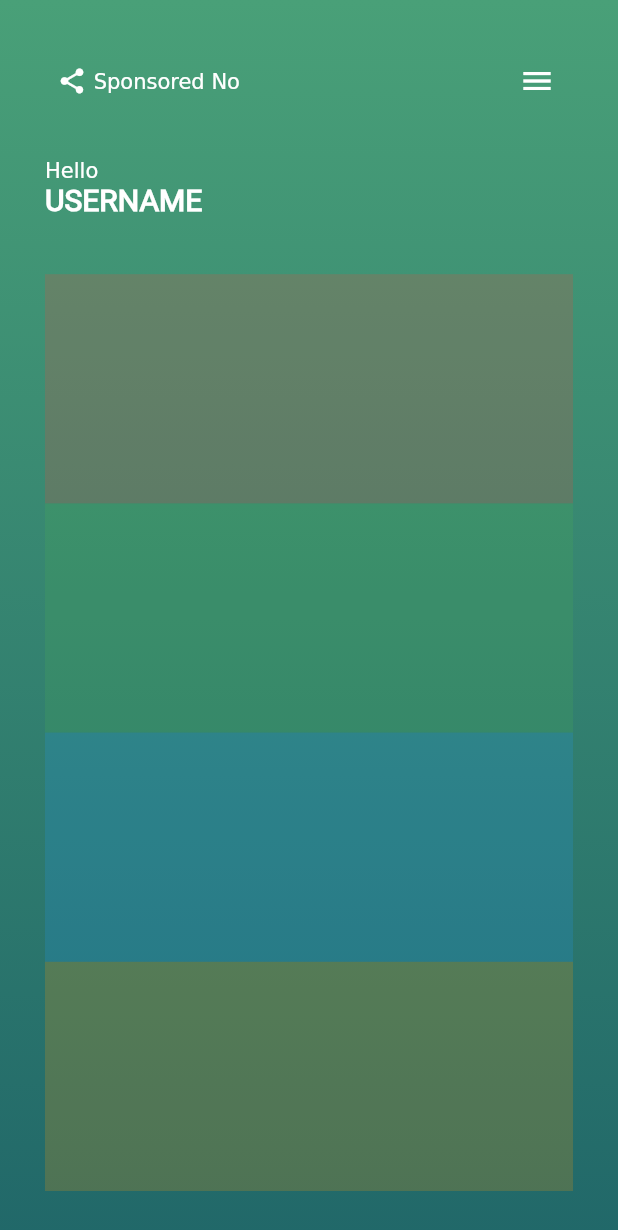
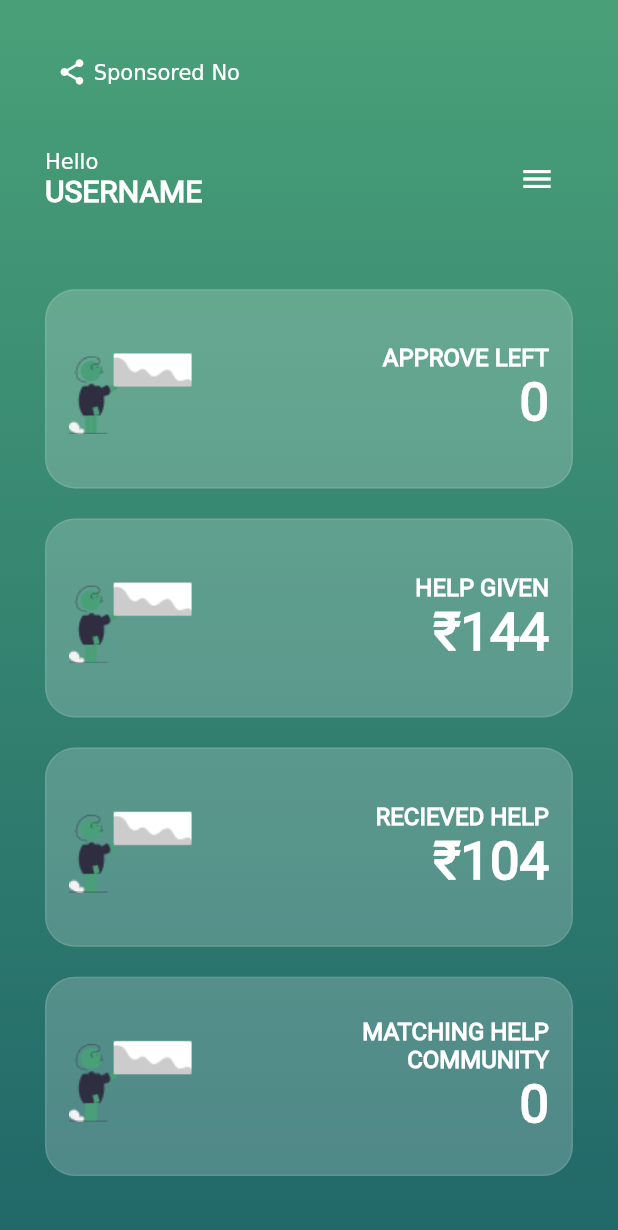
Before and after one commit to Santa160/nkgroup_app, a Flutter app: the screen it shows after launch, on a phone screen of 412 x 824 dp. Shown: the top 1230 px of the screen. Run offline on Flutter 3.47's test engine with Material 2 defaults, Android fonts, the phone set to English and light mode, and no system bars; our stand-ins replace auto_route; missing offline and left inert: country_calling_code_picker.

Commit message:
home screen

```diff
--- /dev/null
+++ b/lib/src/core/assets.dart
@@ -0,0 +1,11 @@
+class Assets {
+  const Assets._();
+
+  static const image = Images();
+}
+
+class Images {
+  const Images();
+
+  final img = 'assets/img.png';
+}
--- /dev/null
+++ b/lib/src/fake data/fake_data.dart
@@ -0,0 +1,77 @@
+import 'package:flutter/material.dart';
+
+class FakeData {
+  FakeData._();
+
+  static const List<Map<String, dynamic>> drawerlist = [
+    {
+      "title": "Dashboard",
+      "icon": Icon(
+        Icons.dashboard,
+        color: Colors.white,
+      )
+    },
+    {
+      "title": "My Profile",
+      "icon": Icon(
+        Icons.people,
+        color: Colors.white,
+      )
+    },
+    {
+      "title": "Add New Member",
+      "icon": Icon(
+        Icons.people,
+        color: Colors.white,
+      )
+    },
+    {
+      "title": "Payment Method",
+      "icon": Icon(
+        Icons.people,
+        color: Colors.white,
+      )
+    },
+    {
+      "title": "Change Password",
+      "icon": Icon(
+        Icons.people,
+        color: Colors.white,
+      )
+    },
+    {
+      "title": "My Referrals",
+      "icon": Icon(
+        Icons.people,
+        color: Colors.white,
+      )
+    },
+    {
+      "title": "Fund Raised",
+      "icon": Icon(
+        Icons.people,
+        color: Colors.white,
+      )
+    },
+    {
+      "title": "Statement",
+      "icon": Icon(
+        Icons.people,
+        color: Colors.white,
+      )
+    },
+    {
+      "title": "Message",
+      "icon": Icon(
+        Icons.people,
+        color: Colors.white,
+      )
+    },
+  ];
+  static const List<Map<String, dynamic>> dashboardData = [
+    {"title": "Approve Left", "count": "0", "img": ""},
+    {"title": "Help Given", "count": "₹144", "img": ""},
+    {"title": "Recieved Help", "count": "₹104", "img": ""},
+    {"title": "Matching Help Community", "count": "0", "img": ""},
+  ];
+}
--- a/lib/src/pages/home.dart
+++ b/lib/src/pages/home.dart
@@ -1,14 +1,62 @@
 import 'package:flutter/material.dart';
+import 'package:nkgroup/src/core/app.config.dart';
+import 'package:nkgroup/src/core/assets.dart';
 import 'package:nkgroup/src/core/gaps.dart';
 import 'package:nkgroup/src/core/reuseable/bg.dart';
+import 'package:nkgroup/src/fake%20data/fake_data.dart';
 
-class HomePage extends StatelessWidget {
+class HomePage extends StatefulWidget {
   const HomePage({super.key});
 
+  @override
+  State<HomePage> createState() => _HomePageState();
+}
+
+class _HomePageState extends State<HomePage> {
+  final GlobalKey<ScaffoldState> _key = GlobalKey();
   @override
   Widget build(BuildContext context) {
     return BackgroundWrapper(
         child: Scaffold(
+      key: _key,
+      drawer: Drawer(
+        // Add a ListView to the drawer. This ensures the user can scroll
+        // through the options in the drawer if there isn't enough vertical
+        // space to fit everything.
+        child: BackgroundWrapper(
+          child: SafeArea(
+            child: Padding(
+                padding:
+                    const EdgeInsets.symmetric(horizontal: 30, vertical: 20),
+                child: Column(
+                  crossAxisAlignment: CrossAxisAlignment.start,
+                  children: [
+                    const Text(
+                      AppConfig.appName,
+                      style: TextStyle(
+                          color: Colors.white,
+                          fontSize: 32,
+                          fontWeight: FontWeight.bold),
+                    ),
+                    mediumGap(),
+                    ...FakeData.drawerlist
+                        .map((e) => ListTile(
+                              contentPadding: EdgeInsets.zero,
+                              title: Text(
+                                e["title"],
+                                style: const TextStyle(
+                                    color: Colors.white,
+                                    fontSize: 15,
+                                    fontWeight: FontWeight.bold),
+                              ),
+                              leading: e["icon"],
+                            ))
+                        .toList()
+                  ],
+                )),
+          ),
+        ),
+      ),
       backgroundColor: Colors.transparent,
       body: SafeArea(
         child: Padding(
@@ -22,18 +70,10 @@ class HomePage extends StatelessWidget {
                     mainAxisAlignment: MainAxisAlignment.spaceBetween,
                     crossAxisAlignment: CrossAxisAlignment.start,
                     children: [
+                      shareWidget(),
                       Row(
                         mainAxisAlignment: MainAxisAlignment.spaceBetween,
                         children: [
-                          shareWidget(),
-                          IconButton(
-                              onPressed: () {},
-                              icon: const Icon(
-                                Icons.menu,
-                                color: Colors.white,
-                              ))
-                        ],
-                      ),
                           RichText(
                             text: TextSpan(
                               children: [
@@ -46,9 +86,20 @@ class HomePage extends StatelessWidget {
                                 TextSpan(
                                     text: "UserName".toUpperCase(),
                                     style: const TextStyle(
-                                    fontSize: 20, fontWeight: FontWeight.bold)),
+                                        fontSize: 20,
+                                        fontWeight: FontWeight.bold)),
                               ],
                             ),
+                          ),
+                          IconButton(
+                              onPressed: () async {
+                                _key.currentState!.openDrawer();
+                              },
+                              icon: const Icon(
+                                Icons.menu,
+                                color: Colors.white,
+                              ))
+                        ],
                       ),
                       smallGap(),
                     ],
@@ -57,26 +108,9 @@ class HomePage extends StatelessWidget {
                   flex: 8,
                   child: Column(
                     children: [
-                      Expanded(
-                        child: Container(
-                          color: Colors.red.withOpacity(0.2),
-                        ),
-                      ),
-                      Expanded(
-                        child: Container(
-                          color: Colors.green.withOpacity(0.2),
-                        ),
-                      ),
-                      Expanded(
-                        child: Container(
-                          color: Colors.blue.withOpacity(0.2),
-                        ),
-                      ),
-                      Expanded(
-                        child: Container(
-                          color: Colors.orange.withOpacity(0.2),
-                        ),
-                      ),
+                      ...FakeData.dashboardData
+                          .map((e) => dashBoardCard(e["title"], e["count"]))
+                          .toList(),
                     ],
                   )),
             ],
@@ -84,6 +118,60 @@ class HomePage extends StatelessWidget {
         ),
       ),
     ));
+  }
+
+  Expanded dashBoardCard(String title, String count) {
+    return Expanded(
+      child: Padding(
+        padding: const EdgeInsets.symmetric(vertical: 10),
+        child: Container(
+          decoration: BoxDecoration(
+              color: Colors.white.withOpacity(0.2),
+              border: Border.all(
+                color: Colors.white.withOpacity(0.1),
+              ),
+              borderRadius: const BorderRadius.all(Radius.circular(20))),
+          child: Padding(
+            padding: const EdgeInsets.all(15),
+            child: Row(
+              mainAxisAlignment: MainAxisAlignment.spaceBetween,
+              children: [
+                Expanded(
+                    flex: 4,
+                    child: SizedBox(
+                        width: 100,
+                        height: 100,
+                        child: Image.asset(Assets.image.img))),
+                Expanded(
+                  flex: 7,
+                  child: Column(
+                    mainAxisAlignment: MainAxisAlignment.center,
+                    crossAxisAlignment: CrossAxisAlignment.end,
+                    children: [
+                      Text(
+                        textAlign: TextAlign.end,
+                        title.toUpperCase(),
+                        style: const TextStyle(
+                            color: Colors.white,
+                            fontSize: 16,
+                            fontWeight: FontWeight.bold),
+                      ),
+                      Text(
+                        count,
+                        style: const TextStyle(
+                            color: Colors.white,
+                            fontSize: 35,
+                            fontWeight: FontWeight.bold),
+                      ),
+                    ],
+                  ),
+                ),
+              ],
+            ),
+          ),
+        ),
+      ),
+    );
   }
 
   Padding shareWidget() {
--- a/pubspec.yaml
+++ b/pubspec.yaml
@@ -65,8 +65,8 @@ flutter:
   uses-material-design: true
 
   # To add assets to your application, add an assets section, like this:
-  # assets:
-  #   - images/a_dot_burr.jpeg
+  assets:
+    - assets/
   #   - images/a_dot_ham.jpeg
 
   # An image asset can refer to one or more resolution-specific "variants", see
```
Also changed, not shown: assets/img.png (added). Lines whose indentation alone changed are shown as unchanged.
